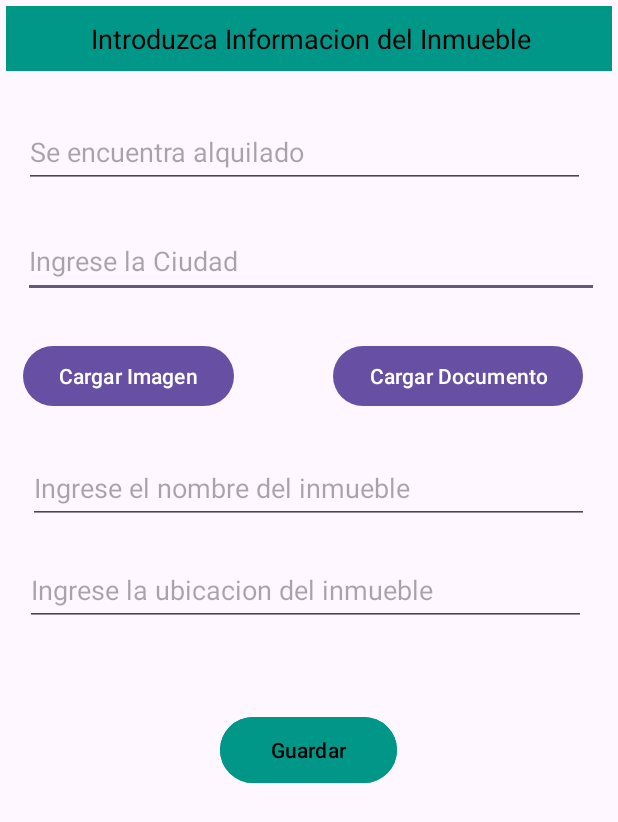
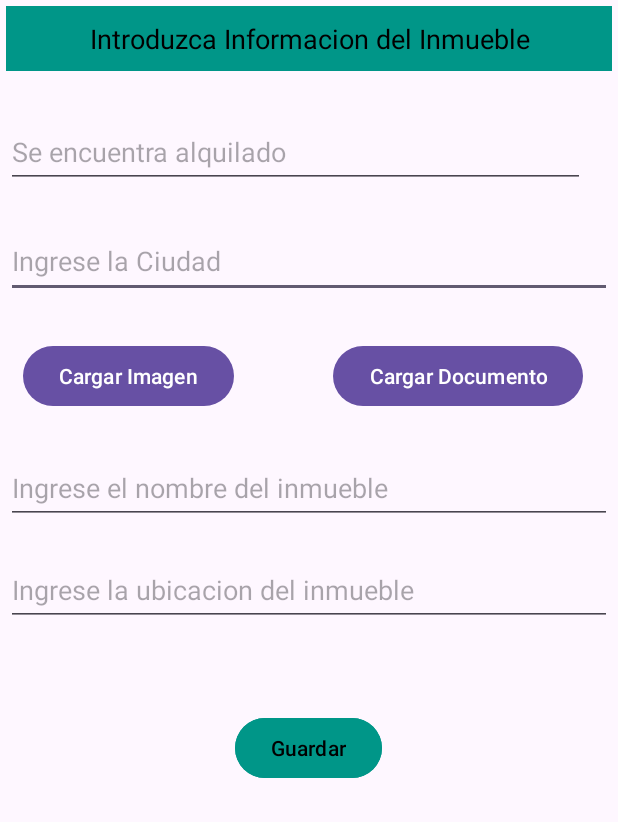
Before and after one commit to i82rusam/TFG, an Android app: the screen it shows after launch (MainActivity), on a phone screen of 412 x 824 dp. Shown: the top 822 px of the screen. Run offline under Robolectric (Android 15) with nearby library versions, the phone set to English and light mode, and no system bars; our stand-ins replace Firebase (no records; nobody signed in at launch, a user with empty details on screens opened directly).

Commit message:
new update

```diff
--- a/app/src/main/java/com/example/tfg/MainActivity.kt
+++ b/app/src/main/java/com/example/tfg/MainActivity.kt
@@ -1,43 +1,36 @@
 package com.example.tfg
 
 import android.os.Bundle
-import android.widget.EditText
+import android.util.Log
+import android.widget.Button
 import androidx.appcompat.app.AppCompatActivity
+import com.example.tfg.ui.AgregarInmuebleActivity
 import com.google.firebase.FirebaseApp
+
 
 class MainActivity : AppCompatActivity() {
 
+
+
     override fun onCreate(savedInstanceState: Bundle?) {
+        val aggInmueble= AgregarInmuebleActivity()
+        Log.d("MainActivity", "Función main llamada1")
         super.onCreate(savedInstanceState)
         setContentView(R.layout.activity_agregar_inmueble)
 
         // Inicializa Firebase
         FirebaseApp.initializeApp(this)
 
-        val editTextCiudad = findViewById<EditText>(R.id.editTextCiudad)
+        // Inicialización del botón guardar
+        val btnGuardar: Button = findViewById(R.id.btnGuardar)
+        Log.d("agregarInmuebleActivity", "Función botón llamada2")
 
-        editTextCiudad.setOnFocusChangeListener { _, hasFocus ->
-            if(!hasFocus) {
-                val ciudadIngresada = editTextCiudad.text.toString()
+        // Establecer un Listener para el evento de clic del botón guardar
+        btnGuardar.setOnClickListener() {
 
-               /* // Validar la entrada del usuario
-                if (ciudadIngresada.isNotBlank()) {
-                    // El usuario ha ingresado una ciudad válida, puedes realizar alguna acción basada en ella
-
-                } else {
-                    // El usuario no ha ingresado una ciudad válida, muestra un mensaje de error o realiza alguna acción apropiada
-                    mostrarMensajeError("Por favor, ingresa una ciudad válida")
-                }*/
-            }
+            aggInmueble.guardarInmueble()
         }
-    }
-
-   /* private fun mostrarCiudad(ciudad: String) {
-    }
-    private fun mostrarMensajeError(mensaje: String) {
-        // Aquí puedes mostrar un mensaje de error al usuario, por ejemplo, usando un Toast o un AlertDialog
-    }
 
 
-    */
+    }
 }
--- a/app/src/main/res/layout/activity_agregar_inmueble.xml
+++ b/app/src/main/res/layout/activity_agregar_inmueble.xml
@@ -8,7 +8,7 @@
 
     <TextView
         android:id="@+id/textView"
-        android:layout_width="409dp"
+        android:layout_width="match_parent"
         android:layout_height="43dp"
         android:background="#009688"
         android:gravity="center"
@@ -23,7 +23,7 @@
 
     <EditText
         android:id="@+id/editTextCiudad"
-        android:layout_width="384dp"
+        android:layout_width="match_parent"
         android:layout_height="49dp"
         android:layout_above="@id/btnCargarDocumento"
 
@@ -41,8 +41,8 @@
 
     <Button
         android:id="@+id/btnGuardar"
-        android:layout_width="118dp"
-        android:layout_height="52dp"
+        android:layout_width="wrap_content"
+        android:layout_height="wrap_content"
         android:backgroundTint="#009688"
         android:editable="false"
         android:text="@string/guardar"
@@ -53,6 +53,7 @@
         app:layout_constraintStart_toStartOf="parent"
         app:layout_constraintTop_toBottomOf="@+id/editTextUbicacion"
         app:layout_constraintVertical_bias="0.162"
+        android:onClick="guardarInmueble"
         tools:ignore="Deprecated,VisualLintBounds" />
 
     <Button
@@ -72,7 +73,7 @@
 
     <EditText
         android:id="@+id/editTextAlquilado"
-        android:layout_width="374dp"
+        android:layout_width="match_parent"
         android:layout_height="48dp"
         android:layout_above="@id/btnCargarDocumento"
         android:layout_marginEnd="18dp"
@@ -106,7 +107,7 @@
 
     <EditText
         android:id="@+id/editTextNombre"
-        android:layout_width="374dp"
+        android:layout_width="match_parent"
         android:layout_height="48dp"
         android:layout_above="@id/btnCargarDocumento"
         android:autofillHints=""
@@ -122,7 +123,7 @@
 
     <EditText
         android:id="@+id/editTextUbicacion"
-        android:layout_width="374dp"
+        android:layout_width="match_parent"
         android:layout_height="48dp"
         android:layout_above="@id/editTextNombre"
         android:autofillHints=""
```
Also changed, not shown: app/src/main/java/com/example/tfg/ui/agregarInmuebleActivity.kt (+9 -19 lines).
